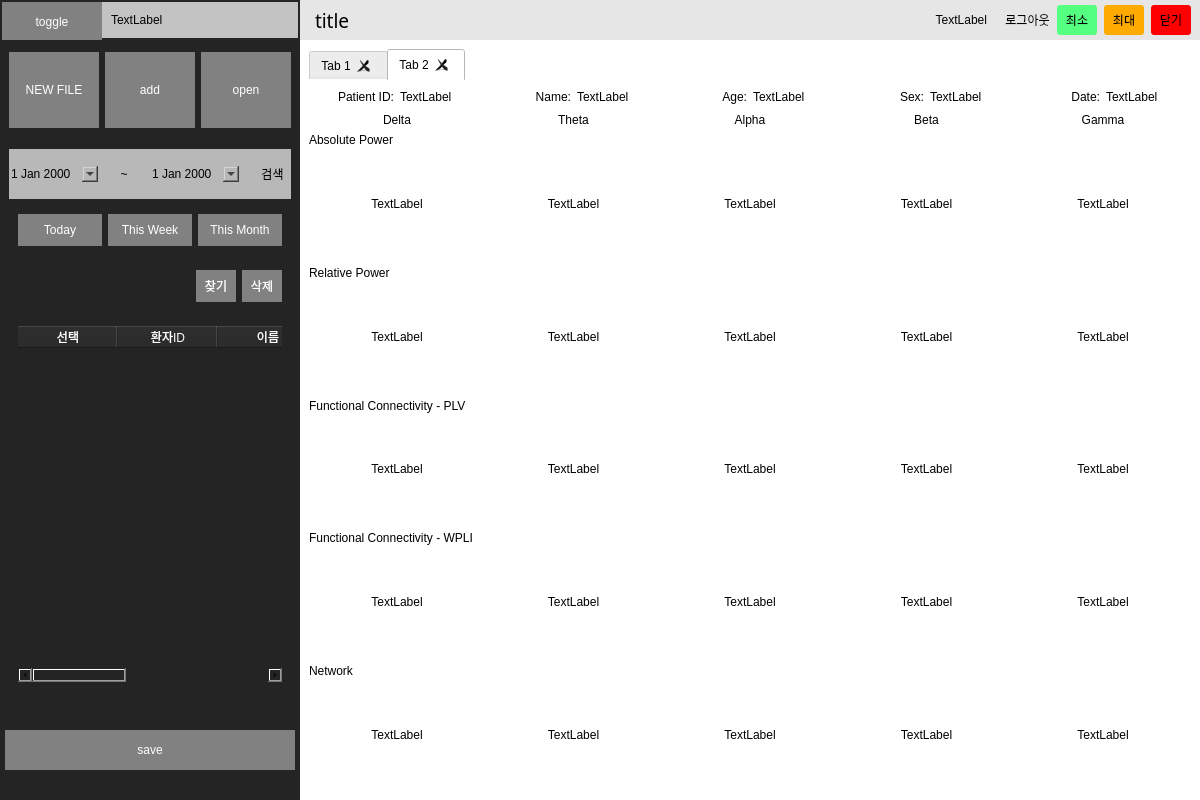
Old version of the form ui/test5.ui in the repository youngwookSong/bwave_gui.
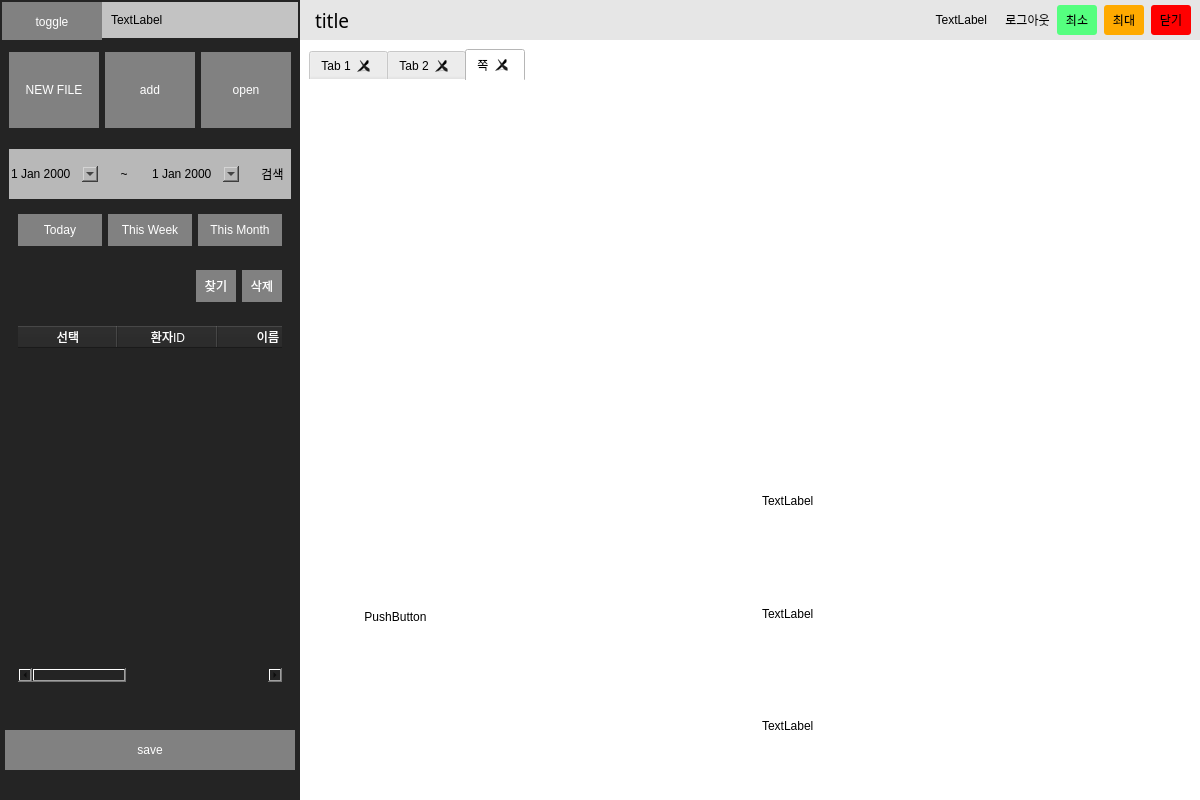
New version of the form. Icons and pictures are not drawn.

Diff of the .ui file:
```diff
--- a/ui/test5.ui
+++ b/ui/test5.ui
@@ -1272,7 +1272,7 @@
                     <enum>QTabWidget::Rounded</enum>
                    </property>
                    <property name="currentIndex">
-                    <number>1</number>
+                    <number>2</number>
                    </property>
                    <property name="usesScrollButtons">
                     <bool>true</bool>
@@ -3792,6 +3792,158 @@
                      </item>
                     </layout>
                    </widget>
+                   <widget class="QWidget" name="tab_3">
+                    <attribute name="title">
+                     <string>쪽</string>
+                    </attribute>
+                    <layout class="QVBoxLayout" name="verticalLayout_29">
+                     <property name="spacing">
+                      <number>0</number>
+                     </property>
+                     <property name="leftMargin">
+                      <number>0</number>
+                     </property>
+                     <property name="topMargin">
+                      <number>0</number>
+                     </property>
+                     <property name="rightMargin">
+                      <number>0</number>
+                     </property>
+                     <property name="bottomMargin">
+                      <number>0</number>
+                     </property>
+                     <item>
+                      <widget class="QFrame" name="frame_74">
+                       <property name="frameShape">
+                        <enum>QFrame::StyledPanel</enum>
+                       </property>
+                       <property name="frameShadow">
+                        <enum>QFrame::Raised</enum>
+                       </property>
+                       <layout class="QHBoxLayout" name="horizontalLayout_49"/>
+                      </widget>
+                     </item>
+                     <item>
+                      <widget class="QFrame" name="frame_75">
+                       <property name="frameShape">
+                        <enum>QFrame::StyledPanel</enum>
+                       </property>
+                       <property name="frameShadow">
+                        <enum>QFrame::Raised</enum>
+                       </property>
+                       <layout class="QHBoxLayout" name="horizontalLayout_50">
+                        <item>
+                         <widget class="QFrame" name="frame_78">
+                          <property name="frameShape">
+                           <enum>QFrame::StyledPanel</enum>
+                          </property>
+                          <property name="frameShadow">
+                           <enum>QFrame::Raised</enum>
+                          </property>
+                          <widget class="QPushButton" name="pushButton_12">
+                           <property name="geometry">
+                            <rect>
+                             <x>40</x>
+                             <y>160</y>
+                             <width>75</width>
+                             <height>23</height>
+                            </rect>
+                           </property>
+                           <property name="text">
+                            <string>PushButton</string>
+                           </property>
+                          </widget>
+                         </widget>
+                        </item>
+                        <item>
+                         <widget class="QFrame" name="frame_79">
+                          <property name="frameShape">
+                           <enum>QFrame::StyledPanel</enum>
+                          </property>
+                          <property name="frameShadow">
+                           <enum>QFrame::Raised</enum>
+                          </property>
+                          <layout class="QVBoxLayout" name="verticalLayout_30">
+                           <property name="spacing">
+                            <number>0</number>
+                           </property>
+                           <property name="leftMargin">
+                            <number>0</number>
+                           </property>
+                           <property name="topMargin">
+                            <number>0</number>
+                           </property>
+                           <property name="rightMargin">
+                            <number>0</number>
+                           </property>
+                           <property name="bottomMargin">
+                            <number>0</number>
+                           </property>
+                           <item>
+                            <widget class="QFrame" name="frame_76">
+                             <property name="frameShape">
+                              <enum>QFrame::StyledPanel</enum>
+                             </property>
+                             <property name="frameShadow">
+                              <enum>QFrame::Raised</enum>
+                             </property>
+                             <layout class="QHBoxLayout" name="horizontalLayout_51">
+                              <item>
+                               <widget class="QLabel" name="label_78">
+                                <property name="text">
+                                 <string>TextLabel</string>
+                                </property>
+                               </widget>
+                              </item>
+                             </layout>
+                            </widget>
+                           </item>
+                           <item>
+                            <widget class="QFrame" name="frame_77">
+                             <property name="frameShape">
+                              <enum>QFrame::StyledPanel</enum>
+                             </property>
+                             <property name="frameShadow">
+                              <enum>QFrame::Raised</enum>
+                             </property>
+                             <layout class="QHBoxLayout" name="horizontalLayout_52">
+                              <item>
+                               <widget class="QLabel" name="label_79">
+                                <property name="text">
+                                 <string>TextLabel</string>
+                                </property>
+                               </widget>
+                              </item>
+                             </layout>
+                            </widget>
+                           </item>
+                           <item>
+                            <widget class="QFrame" name="frame_80">
+                             <property name="frameShape">
+                              <enum>QFrame::StyledPanel</enum>
+                             </property>
+                             <property name="frameShadow">
+                              <enum>QFrame::Raised</enum>
+                             </property>
+                             <layout class="QHBoxLayout" name="horizontalLayout_53">
+                              <item>
+                               <widget class="QLabel" name="label_80">
+                                <property name="text">
+                                 <string>TextLabel</string>
+                                </property>
+                               </widget>
+                              </item>
+                             </layout>
+                            </widget>
+                           </item>
+                          </layout>
+                         </widget>
+                        </item>
+                       </layout>
+                      </widget>
+                     </item>
+                    </layout>
+                   </widget>
                   </widget>
                  </item>
                 </layout>
```
Left out of the diff: 94 changed lines with no effect on the pictures.
